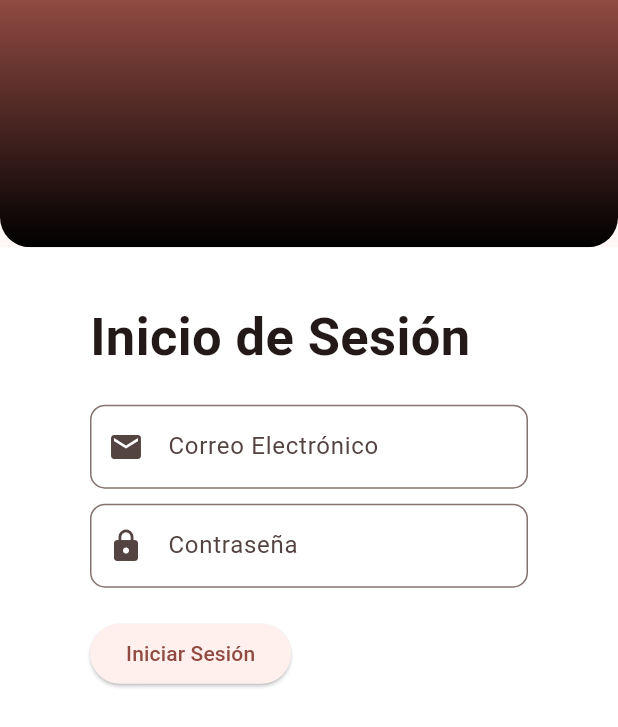
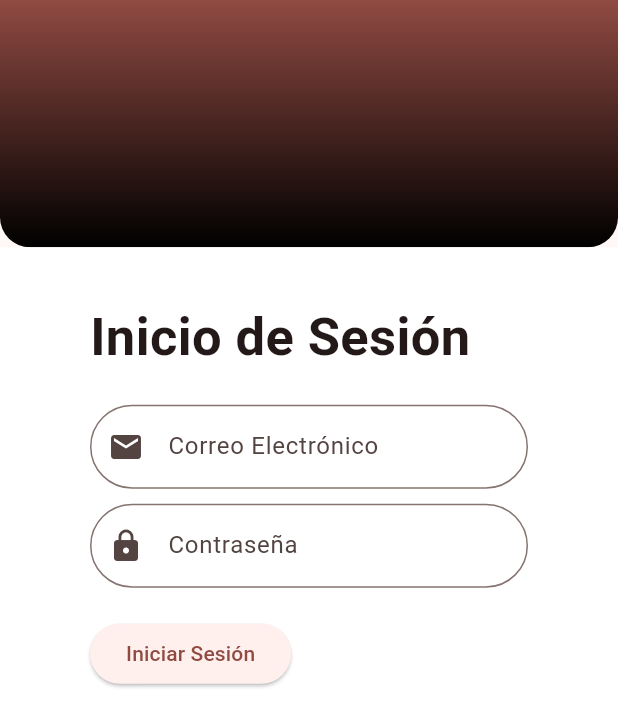
Before and after one commit to juanfrg201/SportAppClientMobile, a Flutter app: the screen it shows after launch, after a tap on "Inicio de Sesión", on a phone screen of 412 x 824 dp. Shown: the top 727 px of the screen. Run offline on Flutter 3.47's test engine with Material 3 defaults, Android fonts, the phone set to English and light mode, and no system bars.

Commit message:
Modifies circle

```diff
--- a/lib/src/screens/sessions/login_screen.dart
+++ b/lib/src/screens/sessions/login_screen.dart
@@ -43,7 +43,7 @@ class _LoginScreenState extends State<LoginScreen> {
                       decoration: InputDecoration(
                         labelText: 'Correo Electrónico',
                         border: OutlineInputBorder(
-                          borderRadius: BorderRadius.circular(10.0),
+                          borderRadius: BorderRadius.circular(40.0),
                         ),
                         prefixIcon: Icon(Icons.email),
                       ),
@@ -64,7 +64,7 @@ class _LoginScreenState extends State<LoginScreen> {
                       decoration: InputDecoration(
                         labelText: 'Contraseña',
                         border: OutlineInputBorder(
-                          borderRadius: BorderRadius.circular(10.0),
+                          borderRadius: BorderRadius.circular(40.0),
                         ),
                         prefixIcon: Icon(Icons.lock),
                       ),
```
